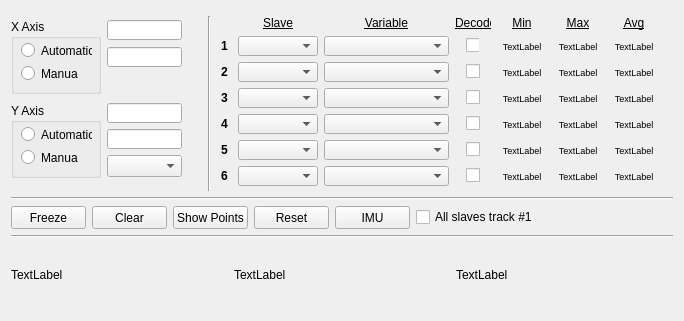
JFDuval/flexsea-plan, file ui/w_2dplot.ui: the form before one commit.
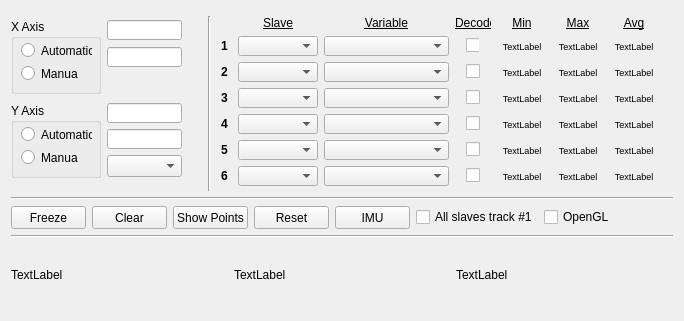
The form after the commit.

Commit message: Started playing with OpenGL

```diff
--- a/ui/w_2dplot.ui
+++ b/ui/w_2dplot.ui
@@ -1510,6 +1510,13 @@
        </property>
       </widget>
      </item>
+     <item row="0" column="6">
+      <widget class="QCheckBox" name="checkBoxOpenGL">
+       <property name="text">
+        <string>OpenGL</string>
+       </property>
+      </widget>
+     </item>
     </layout>
    </item>
    <item>
```
The commit also changes 2 other files.
